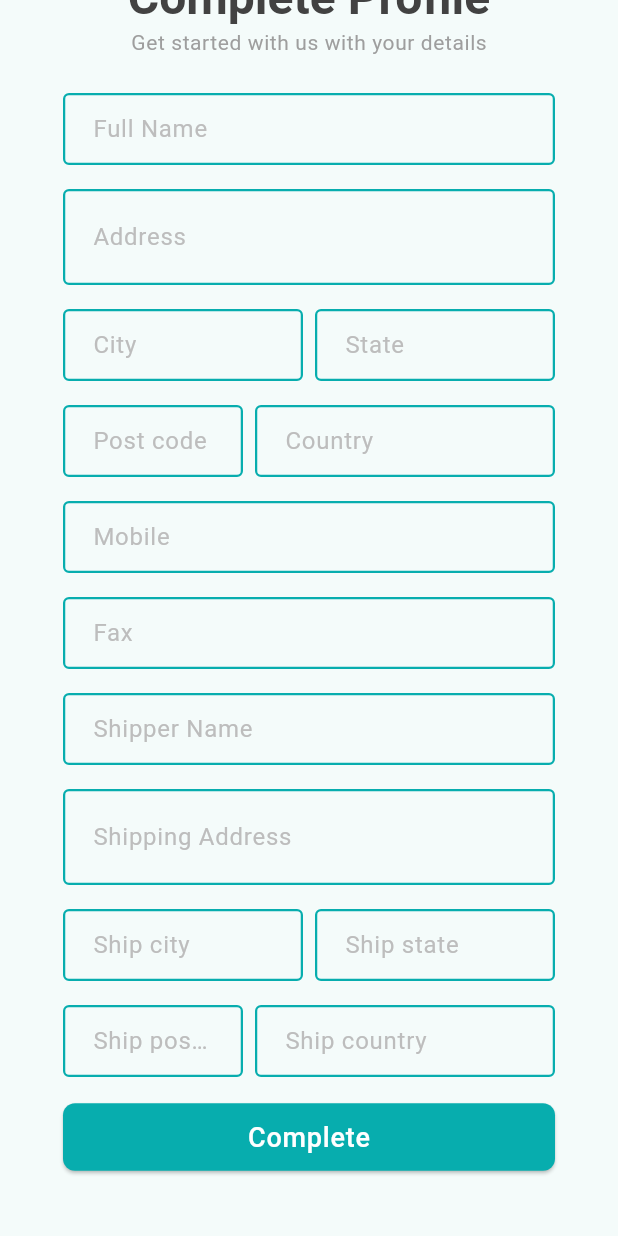
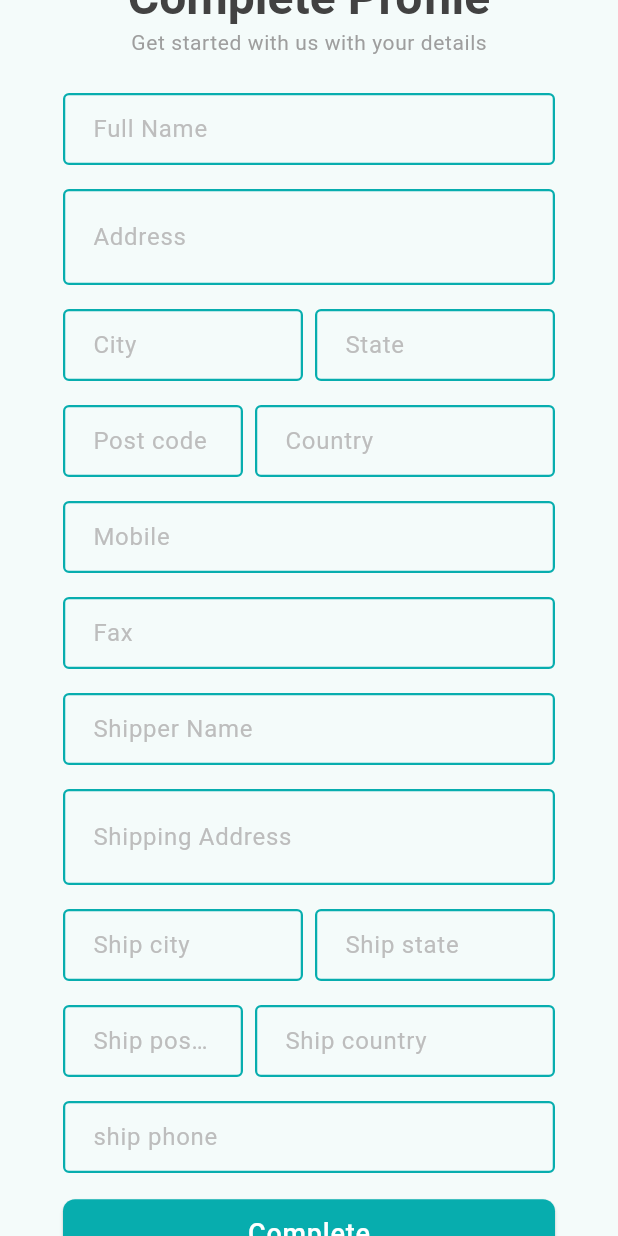
Before and after one commit to MrSohan10/E-Commerce-Project, a Flutter app: the CompleteProfileScreen screen opened directly, scrolled down 254 dp, on a phone screen of 412 x 824 dp. Run offline on Flutter 3.47's test engine with Material 3 defaults, Android fonts, the phone set to English and light mode, and no system bars; our stand-ins replace carousel_slider, get, pin_code_fields, shared_preferences; missing offline and left inert: item_count_number_button; accounts and stored records are empty; network calls fail; statements that could not run were skipped.

Commit message:
complete profile & read profile upgrade api integrated

```diff
--- /dev/null
+++ b/lib/data/models/complete_profile_model.dart
@@ -0,0 +1,88 @@
+class CompleteProfileModel {
+  int? id;
+  String? cusName;
+  String? cusAdd;
+  String? cusCity;
+  String? cusState;
+  String? cusPostcode;
+  String? cusCountry;
+  String? cusPhone;
+  String? cusFax;
+  String? shipName;
+  String? shipAdd;
+  String? shipCity;
+  String? shipState;
+  String? shipPostcode;
+  String? shipCountry;
+  String? shipPhone;
+  String? userId;
+  String? createdAt;
+  String? updatedAt;
+
+  CompleteProfileModel(
+      {this.id,
+        this.cusName,
+        this.cusAdd,
+        this.cusCity,
+        this.cusState,
+        this.cusPostcode,
+        this.cusCountry,
+        this.cusPhone,
+        this.cusFax,
+        this.shipName,
+        this.shipAdd,
+        this.shipCity,
+        this.shipState,
+        this.shipPostcode,
+        this.shipCountry,
+        this.shipPhone,
+        this.userId,
+        this.createdAt,
+        this.updatedAt});
+
+  CompleteProfileModel.fromJson(Map<String, dynamic> json) {
+    id = json['id'];
+    cusName = json['cus_name'];
+    cusAdd = json['cus_add'];
+    cusCity = json['cus_city'];
+    cusState = json['cus_state'];
+    cusPostcode = json['cus_postcode'];
+    cusCountry = json['cus_country'];
+    cusPhone = json['cus_phone'];
+    cusFax = json['cus_fax'];
+    shipName = json['ship_name'];
+    shipAdd = json['ship_add'];
+    shipCity = json['ship_city'];
+    shipState = json['ship_state'];
+    shipPostcode = json['ship_postcode'];
+    shipCountry = json['ship_country'];
+    shipPhone = json['ship_phone'];
+    userId = json['user_id'];
+    createdAt = json['created_at'];
+    updatedAt = json['updated_at'];
+  }
+
+  Map<String, dynamic> toJson() {
+    final Map<String, dynamic> data = <String, dynamic>{};
+    data['id'] = id;
+    data['cus_name'] = cusName;
+    data['cus_add'] = cusAdd;
+    data['cus_city'] = cusCity;
+    data['cus_state'] = cusState;
+    data['cus_postcode'] = cusPostcode;
+    data['cus_country'] = cusCountry;
+    data['cus_phone'] = cusPhone;
+    data['cus_fax'] = cusFax;
+    data['ship_name'] = shipName;
+    data['ship_add'] = shipAdd;
+    data['ship_city'] = shipCity;
+    data['ship_state'] = shipState;
+    data['ship_postcode'] = shipPostcode;
+    data['ship_country'] = shipCountry;
+    data['ship_phone'] = shipPhone;
+    data['user_id'] = userId;
+    data['created_at'] = createdAt;
+    data['updated_at'] = updatedAt;
+    return data;
+  }
+}
--- a/lib/data/models/create_profile_params.dart
+++ b/lib/data/models/create_profile_params.dart
@@ -13,9 +13,10 @@ class CreateProfileParams {
   final String shipState;
   final String shipPostcode;
   final String shipCountry;
+  final String shipPhone;
 
-  CreateProfileParams(
-      {required this.cusName,
+  CreateProfileParams({
+    required this.cusName,
     required this.cusAdd,
     required this.cusCity,
     required this.cusState,
@@ -28,7 +29,9 @@ class CreateProfileParams {
     required this.shipCity,
     required this.shipState,
     required this.shipPostcode,
-      required this.shipCountry});
+    required this.shipCountry,
+    required this.shipPhone,
+  });
 
   Map<String, dynamic> toJson() => {
         'cus_name': cusName,
@@ -45,5 +48,6 @@ class CreateProfileParams {
         'ship_state': shipState,
         'ship_postcode': shipPostcode,
         'ship_country': shipCountry,
+        'ship_phone': shipPhone,
       };
 }
--- a/lib/presentation/state_holder/complete_profile_controller.dart
+++ b/lib/presentation/state_holder/complete_profile_controller.dart
@@ -1,8 +1,7 @@
+import 'package:crafty_bay/data/models/complete_profile_model.dart';
 import 'package:crafty_bay/data/models/create_profile_params.dart';
 import 'package:crafty_bay/presentation/state_holder/auth_controller.dart';
 import 'package:get/get.dart';
-
-import '../../data/models/profile.dart';
 import '../../data/services/network_caller.dart';
 import '../../data/utility/urls.dart';
 
@@ -15,9 +14,9 @@ class CompleteProfileController extends GetxController {
 
   String get errorMessage => _errorMessage;
 
-  Profile _profile = Profile();
+  CompleteProfileModel _completeProfile = CompleteProfileModel();
 
-  Profile get profile => _profile;
+  CompleteProfileModel get completeProfile => _completeProfile;
 
   Future<bool> createProfileData(
       String token, CreateProfileParams createProfileParams) async {
@@ -27,8 +26,8 @@ class CompleteProfileController extends GetxController {
         token: token, body: createProfileParams.toJson());
     _inProgress = false;
     if (response.isSuccess) {
-      _profile = Profile.fromJson(response.responseData['data']);
-      await Get.find<AuthController>().saveUserDetails(token, _profile);
+      _completeProfile = CompleteProfileModel.fromJson(response.responseData['data']);
+      await Get.find<AuthController>().saveUserDetails(token,null, _completeProfile);
       update();
       return true;
     } else {
--- a/lib/presentation/state_holder/read_profile_data_controller.dart
+++ b/lib/presentation/state_holder/read_profile_data_controller.dart
@@ -1,6 +1,6 @@
-import 'package:crafty_bay/data/models/profile.dart';
 import 'package:get/get.dart';
 
+import '../../data/models/read_profile_model.dart';
 import '../../data/services/network_caller.dart';
 import '../../data/utility/urls.dart';
 
@@ -13,10 +13,12 @@ class ReadProfileDataController extends GetxController {
 
   String get errorMessage => _errorMessage;
 
-  Profile _profile = Profile();
-  Profile get profile => _profile;
+  ReadProfileModel _readProfile = ReadProfileModel();
+
+  ReadProfileModel get readProfile => _readProfile;
 
   bool _isProfileCompleted = false;
+
   bool get isProfileCompleted => _isProfileCompleted;
 
   Future<bool> readProfileData(String token) async {
@@ -30,7 +32,7 @@ class ReadProfileDataController extends GetxController {
       if (profileData == null) {
         _isProfileCompleted = false;
       } else {
-        _profile = Profile.fromJson(profileData);
+        _readProfile = ReadProfileModel.fromJson(profileData);
         _isProfileCompleted = true;
       }
       update();
--- a/lib/presentation/state_holder/verify_otp_controller.dart
+++ b/lib/presentation/state_holder/verify_otp_controller.dart
@@ -17,6 +17,7 @@ class VerifyOtpController extends GetxController {
 
   bool get shouldNavigateCompleteProfile => _shouldNavigateCompleteProfile;
   String _token = '';
+
   String get token => _token;
 
   Future<bool> verifyOtp(String email, String otp) async {
@@ -34,7 +35,7 @@ class VerifyOtpController extends GetxController {
             Get.find<ReadProfileDataController>().isProfileCompleted == false;
         if (_shouldNavigateCompleteProfile == false) {
           Get.find<AuthController>().saveUserDetails(
-              _token, Get.find<ReadProfileDataController>().profile);
+              _token, Get.find<ReadProfileDataController>().readProfile,null);
         }
       } else {
         _errorMessage = Get.find<ReadProfileDataController>().errorMessage;
--- a/lib/presentation/ui/screen/auth/complete_profile_screen.dart
+++ b/lib/presentation/ui/screen/auth/complete_profile_screen.dart
@@ -33,6 +33,7 @@ class _CompleteProfileScreenState extends State<CompleteProfileScreen> {
       TextEditingController();
   final TextEditingController _shipCountryTEController =
       TextEditingController();
+  final TextEditingController _shipPhoneTEController = TextEditingController();
   final GlobalKey<FormState> _formKey = GlobalKey<FormState>();
 
   @override
@@ -285,6 +286,24 @@ class _CompleteProfileScreenState extends State<CompleteProfileScreen> {
                   ],
                 ),
                 const SizedBox(height: 16),
+                TextFormField(
+                  controller: _shipPhoneTEController,
+                  textInputAction: TextInputAction.next,
+                  keyboardType: TextInputType.phone,
+                  decoration: const InputDecoration(
+                      labelText: 'ship phone', hintText: '01XXXXXX245'),
+                  validator: (value) {
+                    if (value!.trim().isEmpty ?? true) {
+                      return 'Enter ship phone number';
+                    } else if (RegExp(r"^(?:(?:\+|00)88|01)?\d{11}$")
+                        .hasMatch(value)) {
+                      return null;
+                    }
+
+                    return 'Enter valid 11 digit number';
+                  },
+                ),
+                const SizedBox(height: 16),
                 GetBuilder<CompleteProfileController>(builder: (controller) {
                   return SizedBox(
                     width: double.infinity,
@@ -309,8 +328,9 @@ class _CompleteProfileScreenState extends State<CompleteProfileScreen> {
                               shipState: _shipStateTEController.text.trim(),
                               shipPostcode:
                                   _shipPostCodeTEController.text.trim(),
-                                shipCountry:
-                                    _shipCountryTEController.text.trim());
+                              shipCountry: _shipCountryTEController.text.trim(),
+                              shipPhone: _shipPhoneTEController.text.trim(),
+                            );
                             final bool result =
                                 await controller.createProfileData(
                                     Get.find<VerifyOtpController>().token,
@@ -357,6 +377,7 @@ class _CompleteProfileScreenState extends State<CompleteProfileScreen> {
     _shipStateTEController.clear();
     _shipPostCodeTEController.clear();
     _shipCountryTEController.clear();
+    _shipPhoneTEController.clear();
 
     super.dispose();
   }
--- a/lib/presentation/ui/screen/splash_screen.dart
+++ b/lib/presentation/ui/screen/splash_screen.dart
@@ -1,5 +1,4 @@
 import 'package:crafty_bay/presentation/state_holder/auth_controller.dart';
-import 'package:crafty_bay/presentation/ui/screen/auth/verify_email_screen.dart';
 import 'package:crafty_bay/presentation/ui/screen/main_bottom_nav_screen.dart';
 import 'package:crafty_bay/presentation/ui/widgets/app_logo.dart';
 import 'package:flutter/material.dart';
```
Also changed, not shown: lib/data/models/read_profile_model.dart (renamed from lib/data/models/profile.dart, +49 -15 lines), lib/presentation/state_holder/auth_controller.dart (+30 -11 lines). Lines whose indentation alone changed are shown as unchanged.
